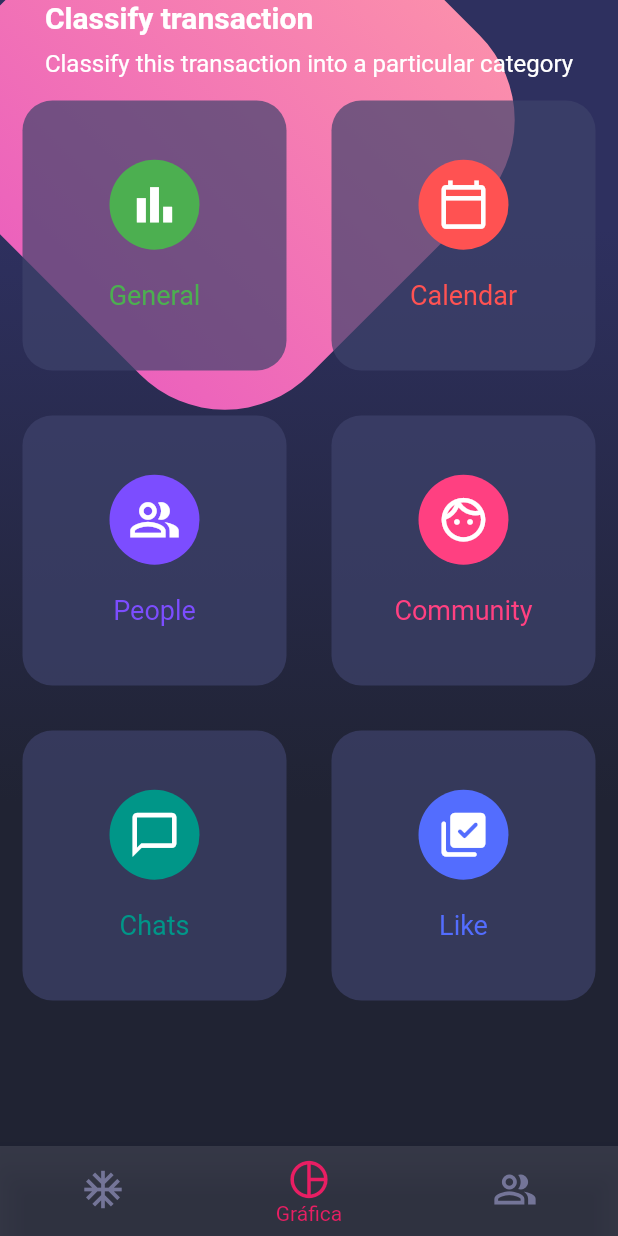
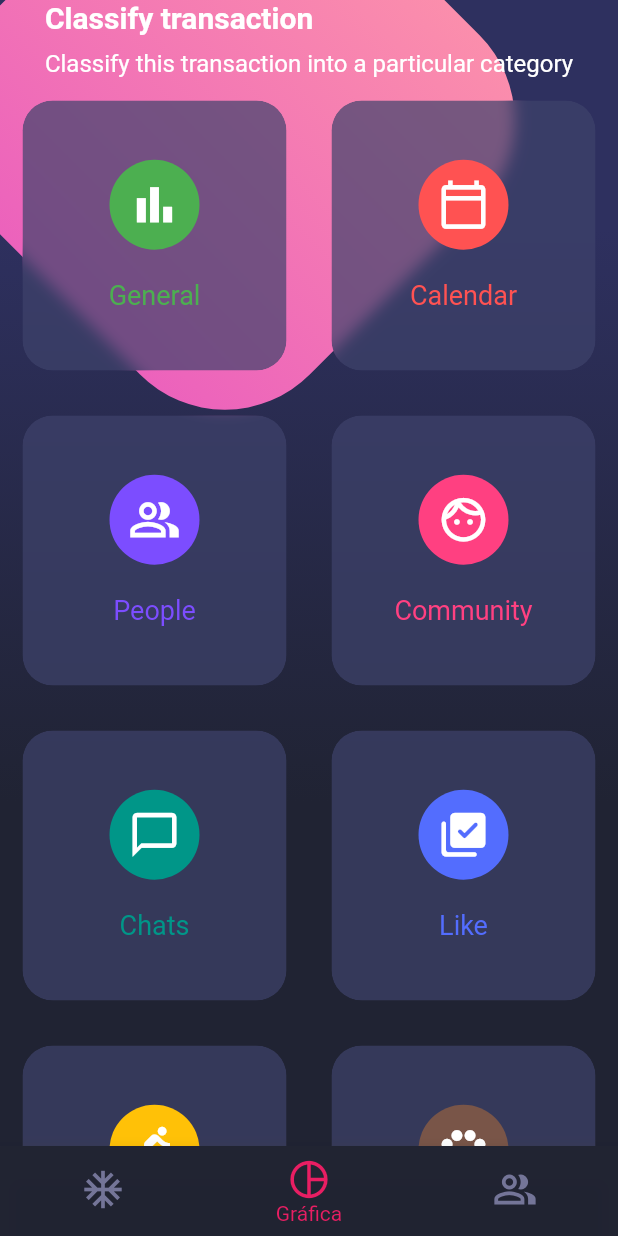
Before and after one commit to williamitz/desings-app-flutter, a Flutter app: the screen it shows after launch, on a phone screen of 412 x 824 dp. Run offline on Flutter 3.47's test engine with Material 2 defaults, Android fonts, the phone set to English and light mode, and no system bars.

Commit message:
feat: desing section complete!!!

```diff
--- a/lib/main.dart
+++ b/lib/main.dart
@@ -21,6 +21,8 @@ class MyApp extends StatelessWidget {
         'slider': (_) => const SliderScreen(),
         'blur': (_) => const BlurScreen()
       },
+
+      theme: ThemeData.dark(),
     );
   }
 }
--- a/lib/widgets/card_table.dart
+++ b/lib/widgets/card_table.dart
@@ -1,3 +1,5 @@
+import 'dart:ui';
+
 import 'package:flutter/material.dart';
 
 class CardTable extends StatelessWidget {
@@ -6,7 +8,7 @@ class CardTable extends StatelessWidget {
   @override
   Widget build(BuildContext context) {
     return Table(
-      children: [
+      children: const [
         TableRow(children: [
           _ItemTable(
             title: 'General',
@@ -49,22 +51,32 @@ class CardTable extends StatelessWidget {
           ),
         ]),
 
+        TableRow(children: [
+          _ItemTable(
+            title: 'Sports',
+            icon: Icons.directions_bike_outlined,
+            color: Colors.amber,
+          ),
+
+          _ItemTable(
+            title: 'Pets',
+            icon: Icons.pets_outlined,
+            color: Colors.brown,
+          ),
+        ]),
+
       ],
     );
   }
 }
 
 class _ItemTable extends StatelessWidget {
-  final boxDecoration = BoxDecoration(
-    borderRadius: BorderRadius.circular(20.0),
-    color: const Color.fromRGBO(62, 66, 107, 0.7),
-  );
 
   final String title;
   final IconData icon;
   final Color color;
 
-  _ItemTable({
+  const _ItemTable({
     Key? key,
     required this.title,
     required this.icon,
@@ -73,13 +85,7 @@ class _ItemTable extends StatelessWidget {
 
   @override
   Widget build(BuildContext context) {
-    return Container(
-      margin: const EdgeInsets.all(15.0),
-      // width: 40,
-      height: 180,
-      decoration: boxDecoration,
-
-      child: Column(
+    final Widget column = Column(
       mainAxisAlignment: MainAxisAlignment.center,
       children: [
           CircleAvatar(
@@ -95,6 +101,44 @@ class _ItemTable extends StatelessWidget {
           style: TextStyle(color: color, fontSize: 18),
         )
       ],
+    );
+    return _CardBackgound(child: column);
+  }
+}
+
+class _CardBackgound extends StatelessWidget {
+
+  final boxDecoration = BoxDecoration(
+    borderRadius: BorderRadius.circular(20.0),
+    color:  const Color.fromRGBO(62, 66, 107, 0.7),
+  );
+
+   _CardBackgound({
+    Key? key,
+    required this.child,
+  }) : super(key: key);
+
+  final Widget child;
+
+  @override
+  Widget build(BuildContext context) {
+    return Container(
+      margin: const EdgeInsets.all(15.0),
+      child: ClipRRect(
+        borderRadius: BorderRadius.circular(20.0),
+        child: BackdropFilter(
+          filter: ImageFilter.blur(
+            sigmaX: 5.0,
+            sigmaY: 5.0
+          ),
+          child: Container(
+            // width: 40,
+            height: 180,
+            decoration: boxDecoration,
+
+            child: child,
+          ),
+        ),
       ),
     );
   }
```
Lines whose indentation alone changed are shown as unchanged.
